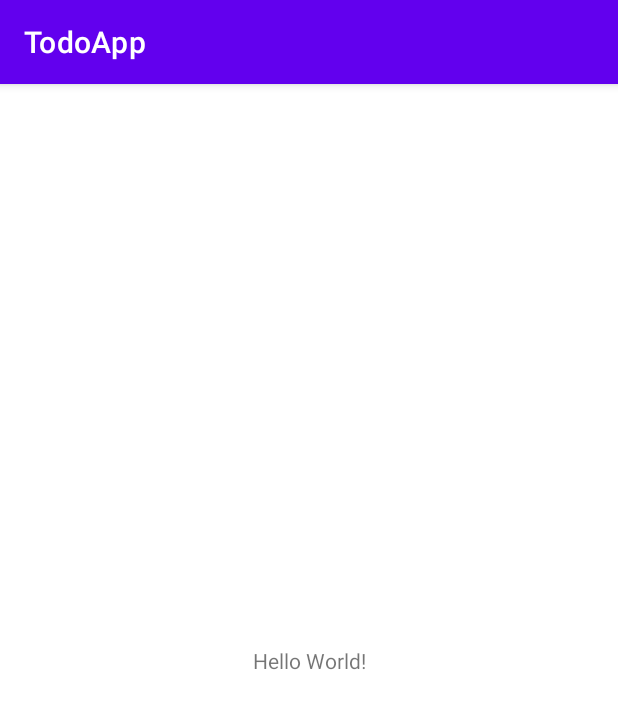
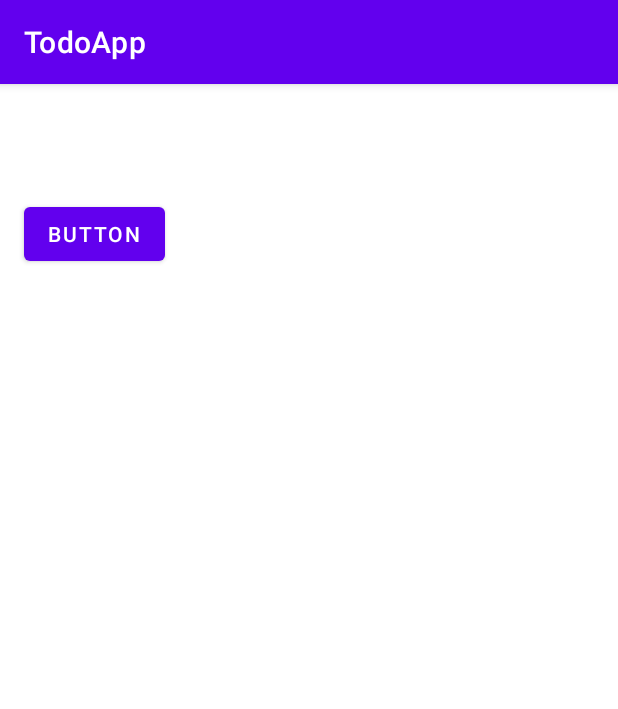
Before and after one commit to mkurom/Kotlin_sampleApp, an Android app: the screen it shows after launch (MainActivity), on a phone screen of 412 x 824 dp. Shown: the top 709 px of the screen. Run offline under Robolectric (Android 15) with nearby library versions, the phone set to English and light mode, and no system bars.

Commit message:
フラグメントを追加する

```diff
--- /dev/null
+++ b/TodoApp/app/src/main/java/com/example/todoapp/view/MainFragment.kt
@@ -0,0 +1,7 @@
+package com.example.todoapp.view
+
+import androidx.fragment.app.Fragment
+import com.example.todoapp.R
+
+class MainFragment : Fragment(R.layout.main_fragment) {
+}
--- a/TodoApp/app/src/main/res/layout/activity_main.xml
+++ b/TodoApp/app/src/main/res/layout/activity_main.xml
@@ -6,13 +6,13 @@
     android:layout_height="match_parent"
     tools:context=".view.MainActivity">
 
-    <TextView
-        android:layout_width="wrap_content"
-        android:layout_height="wrap_content"
-        android:text="Hello World!"
-        app:layout_constraintBottom_toBottomOf="parent"
-        app:layout_constraintLeft_toLeftOf="parent"
-        app:layout_constraintRight_toRightOf="parent"
-        app:layout_constraintTop_toTopOf="parent" />
-
+    <androidx.fragment.app.FragmentContainerView
+        android:id="@+id/fragmentContainerView"
+        android:name="androidx.navigation.fragment.NavHostFragment"
+        android:layout_width="match_parent"
+        android:layout_height="match_parent"
+        app:defaultNavHost="true"
+        app:navGraph="@navigation/nav_main"
+        tools:layout_editor_absoluteX="1dp"
+        tools:layout_editor_absoluteY="1dp" />
 </androidx.constraintlayout.widget.ConstraintLayout>
--- /dev/null
+++ b/TodoApp/app/src/main/res/layout/main_fragment.xml
@@ -0,0 +1,18 @@
+<?xml version="1.0" encoding="utf-8"?>
+<androidx.constraintlayout.widget.ConstraintLayout xmlns:android="http://schemas.android.com/apk/res/android"
+    xmlns:app="http://schemas.android.com/apk/res-auto"
+    xmlns:tools="http://schemas.android.com/tools"
+    android:layout_width="match_parent"
+    android:layout_height="match_parent">
+
+    <Button
+        android:id="@+id/button"
+        android:layout_width="wrap_content"
+        android:layout_height="wrap_content"
+        android:layout_marginStart="16dp"
+        android:text="Button"
+        app:layout_constraintBottom_toBottomOf="parent"
+        app:layout_constraintStart_toStartOf="parent"
+        app:layout_constraintTop_toTopOf="parent"
+        app:layout_constraintVertical_bias="0.106" />
+</androidx.constraintlayout.widget.ConstraintLayout>
--- /dev/null
+++ b/TodoApp/app/src/main/res/navigation/nav_main.xml
@@ -0,0 +1,11 @@
+<?xml version="1.0" encoding="utf-8"?>
+<navigation xmlns:android="http://schemas.android.com/apk/res/android"
+    xmlns:app="http://schemas.android.com/apk/res-auto"
+    android:id="@+id/nav_main"
+    app:startDestination="@id/mainFragment">
+
+    <fragment
+        android:id="@+id/mainFragment"
+        android:name="com.example.todoapp.view.MainFragment"
+        android:label="MainFragment" />
+</navigation>
```
